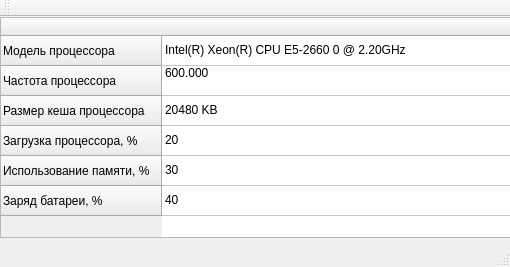
This is linux_vars/mainwindow.ui in AnatolyDomrachev/qt as Qt 5 draws it before an edit. The edited form follows.
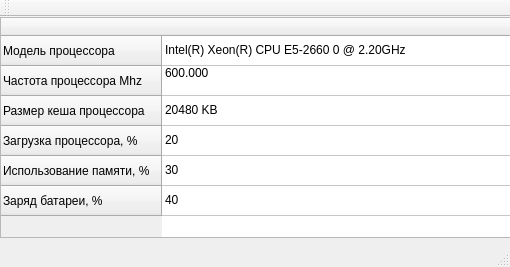
This is the edited form.

What changed in the file:
```diff
--- a/linux_vars/mainwindow.ui
+++ b/linux_vars/mainwindow.ui
@@ -45,7 +45,7 @@
     </row>
     <row>
      <property name="text">
-      <string>Частота процессора</string>
+      <string>Частота процессора Mhz</string>
      </property>
     </row>
     <row>
```
